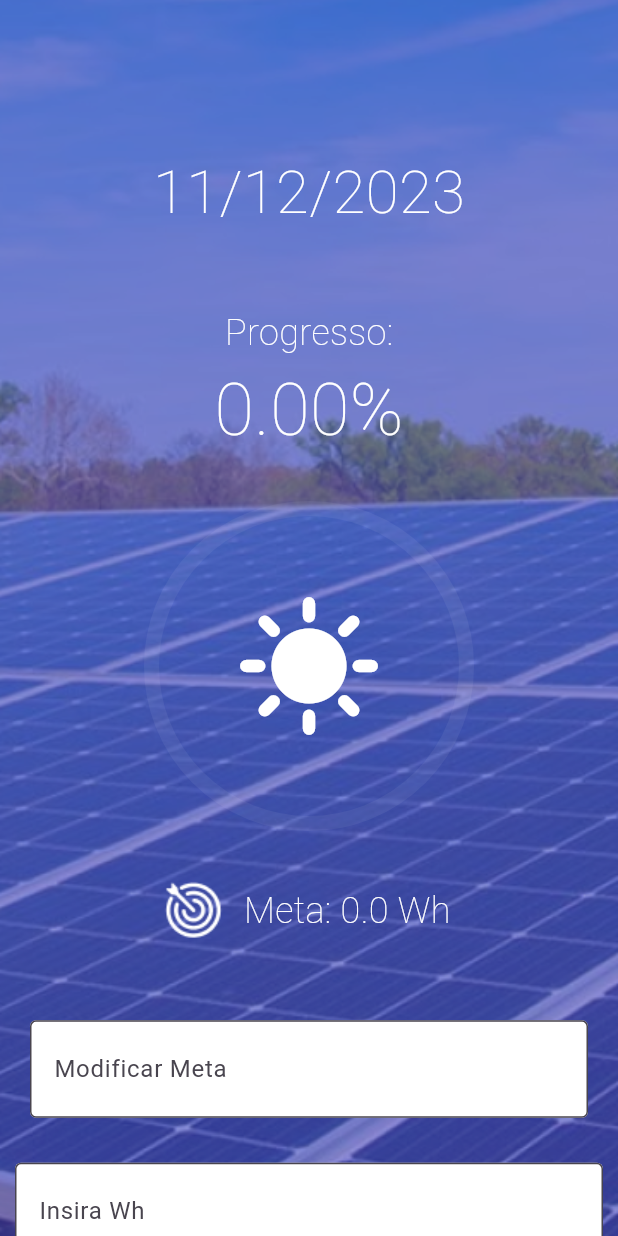
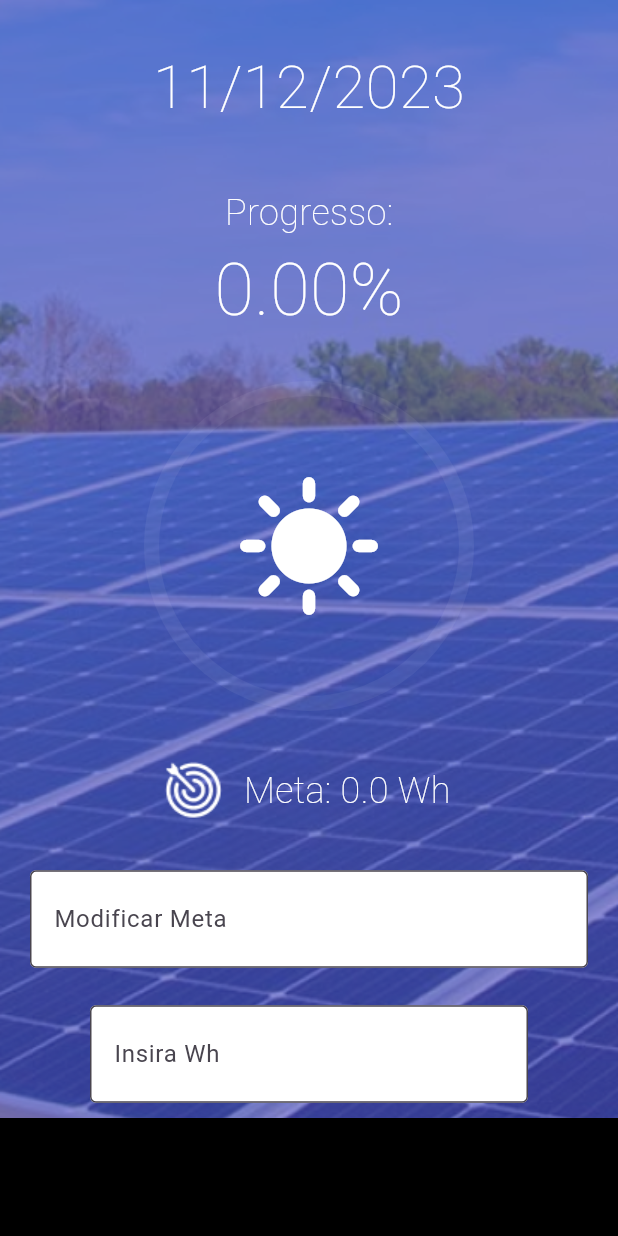
Before and after one commit to DennisBaracho/projeto_integrador, a Flutter app: the Goals screen opened directly, on a phone screen of 412 x 824 dp. Run offline on Flutter 3.47's test engine with Material 3 defaults, Android fonts, the phone set to English and light mode, and no system bars; drawn by our look-alikes of percent_indicator; our stand-ins replace custom_navigation_bar, get; missing offline and left inert: flutter_reactive_ble.

Commit message:
fix height earnings and goals

```diff
--- a/lib/earnings.dart
+++ b/lib/earnings.dart
@@ -44,7 +44,7 @@ class _ProfitState extends State<Profit> {
                     mainAxisAlignment: MainAxisAlignment.start,
                     children: [
                       const SizedBox(
-                        height: 100,
+                        height: 30,
                       ),
                       //Temperatura
                       Text(
@@ -278,7 +278,7 @@ class _ProfitState extends State<Profit> {
                         ),
                       ),
                       Padding(
-                        padding: EdgeInsets.all(10),
+                        padding: EdgeInsets.only(left: 60.0, top: 5.0, right: 60.0, bottom: 10.0),
                         child: Form(
                           child: TextFormField(
                               key: Key('goals'),
--- a/lib/goals.dart
+++ b/lib/goals.dart
@@ -43,7 +43,7 @@ class _GoalsState extends State<Goals> {
                       mainAxisAlignment: MainAxisAlignment.start,
                       children: [
                         const SizedBox(
-                          height: 100,
+                          height: 30,
                         ),
                         //Temperatura
                         Text(
@@ -56,7 +56,7 @@ class _GoalsState extends State<Goals> {
                           ),
                         ),
                         const SizedBox(
-                          height: 48,
+                          height: 38,
                         ),
                         //Economia de Energia
                         const Text(
@@ -113,7 +113,7 @@ class _GoalsState extends State<Goals> {
                               ),
                             ]),
                         const SizedBox(
-                          height: 30,
+                          height: 10,
                         ),
                         Padding(
                           padding: EdgeInsets.all(20),
@@ -155,7 +155,7 @@ class _GoalsState extends State<Goals> {
                           ),
                         ),
                   Padding(
-                      padding: EdgeInsets.all(10),
+                    padding: EdgeInsets.only(left: 60.0, top: 5.0, right: 60.0, bottom: 10.0),
                       child: Form(
                         child: TextFormField(
                             key: Key('goals'),
```
